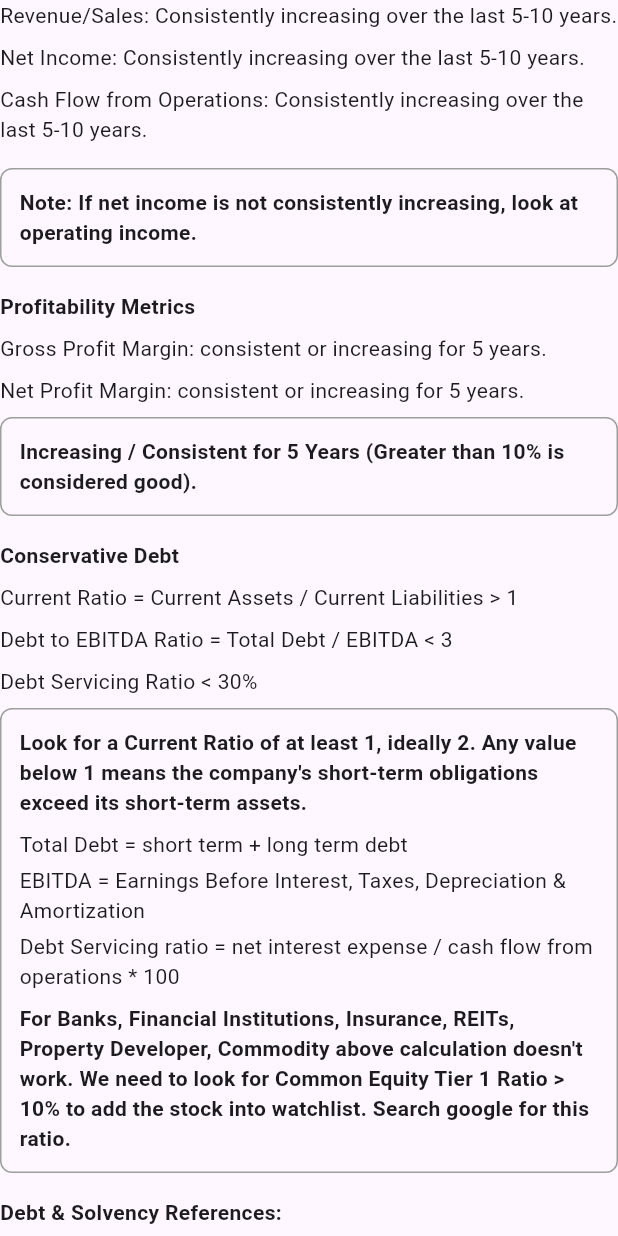
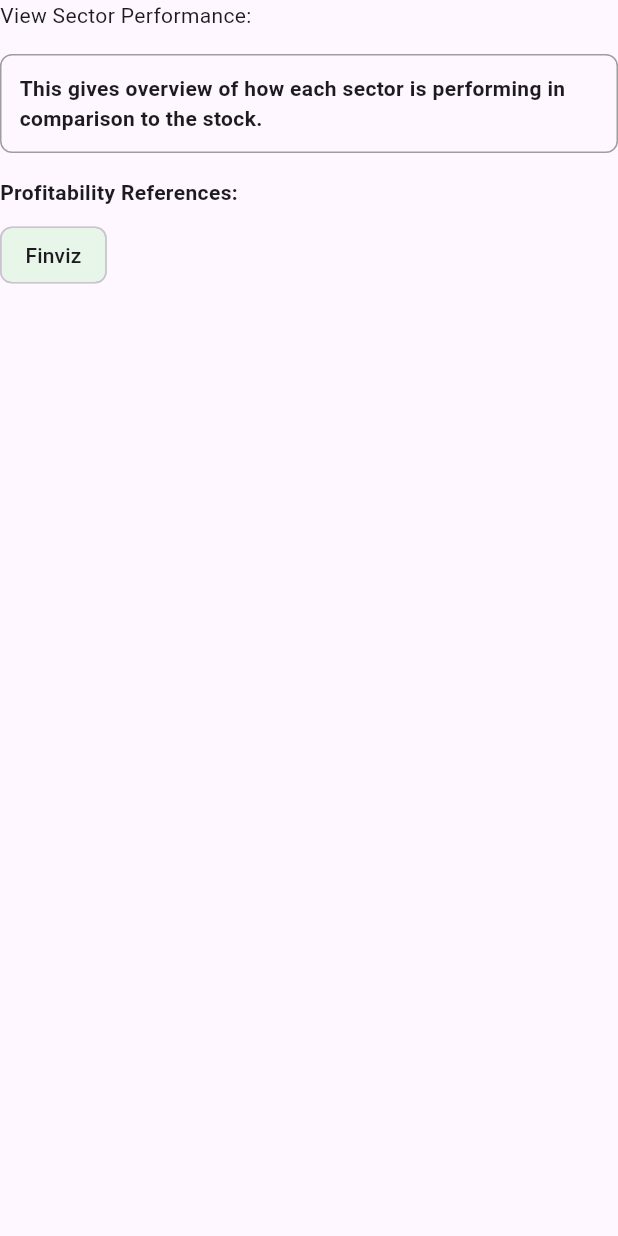
Before and after one commit to lamadipen/stock_analyzer, a Flutter app: the SectorComparisonContent widget shown alone on an empty page, opened directly with empty values, on a phone screen of 412 x 824 dp. Run offline on Flutter 3.47's test engine with Material 3 defaults, Android fonts, the phone set to English and light mode, and no system bars.

Commit message:
Added Sector comparision

```diff
--- a/stock_analyzer_app/lib/core/utils/ticker_links.dart
+++ b/stock_analyzer_app/lib/core/utils/ticker_links.dart
@@ -35,3 +35,8 @@ Map<String, String> buildDebtLinks(String ticker) {
         'https://stockanalysis.com/stocks/$upper/financials/ratios/',
   };
 }
+
+/// Profitability-focused deep-links
+Map<String, String> buildSectorComparisionLinks(String ticker) {
+  return {'Finviz': 'https://finviz.com/groups.ashx?g=sector&v=210&o=name'};
+}
--- a/stock_analyzer_app/lib/features/stock_analyzer/presentation/widgets/sector_comparison_content.dart
+++ b/stock_analyzer_app/lib/features/stock_analyzer/presentation/widgets/sector_comparison_content.dart
@@ -15,27 +15,14 @@ class SectorComparisonContent extends StatelessWidget {
 
   @override
   Widget build(BuildContext context) {
-    final finLinks = buildFinancialLinks(ticker);
-    final profLinks = buildProfitabilityLinks(ticker);
-    final debtLinks = buildDebtLinks(ticker);
+    final profLinks = buildSectorComparisionLinks(ticker);
 
     return Column(
       crossAxisAlignment: CrossAxisAlignment.start,
       children: [
         // ---- criteria ----
-        const Text(
-          'Revenue/Sales: Consistently increasing over the last 5-10 years.',
-        ),
-        const SizedBox(height: 8),
-        const Text(
-          'Net Income: Consistently increasing over the last 5-10 years.',
-        ),
-        const SizedBox(height: 8),
-        const Text(
-          'Cash Flow from Operations: Consistently increasing over the last 5-10 years.',
-        ),
+        const Text('View Sector Performance:'),
         const SizedBox(height: 16),
-
         // ---- note box ----
         Container(
           padding: const EdgeInsets.all(12),
@@ -44,125 +31,11 @@ class SectorComparisonContent extends StatelessWidget {
             borderRadius: BorderRadius.circular(8),
           ),
           child: const Text(
-            'Note: If net income is not consistently increasing, look at operating income.',
+            'This gives overview of how each sector is performing in comparison to the stock.',
             style: TextStyle(fontWeight: FontWeight.bold),
           ),
         ),
-
         const SizedBox(height: 16),
-
-        // ---- profitability metrics ----
-        const Text(
-          'Profitability Metrics',
-          style: TextStyle(fontWeight: FontWeight.w600),
-        ),
-        const SizedBox(height: 8),
-        const Text(
-          'Gross Profit Margin: consistent or increasing for 5 years.',
-        ),
-        const SizedBox(height: 8),
-        const Text('Net Profit Margin: consistent or increasing for 5 years.'),
-        const SizedBox(height: 8),
-        Container(
-          padding: const EdgeInsets.all(12),
-          decoration: BoxDecoration(
-            border: Border.all(color: Colors.grey),
-            borderRadius: BorderRadius.circular(8),
-          ),
-          child: const Text(
-            'Increasing / Consistent for 5 Years (Greater than 10% is considered good).',
-            style: TextStyle(fontWeight: FontWeight.bold),
-          ),
-        ),
-
-        const SizedBox(height: 16),
-
-        // ---- Conservative Debt section ----
-        const Text(
-          'Conservative Debt',
-          style: TextStyle(fontWeight: FontWeight.w600),
-        ),
-        const SizedBox(height: 8),
-        const Text('Current Ratio = Current Assets / Current Liabilities > 1'),
-        const SizedBox(height: 8),
-        const Text('Debt to EBITDA Ratio = Total Debt / EBITDA < 3'),
-        const SizedBox(height: 8),
-        const Text('Debt Servicing Ratio < 30%'),
-        const SizedBox(height: 8),
-        Container(
-          padding: const EdgeInsets.all(12),
-          decoration: BoxDecoration(
-            border: Border.all(color: Colors.grey),
-            borderRadius: BorderRadius.circular(8),
-          ),
-          child: Column(
-            crossAxisAlignment: CrossAxisAlignment.start,
-            children: const [
-              Text(
-                'Look for a Current Ratio of at least 1, ideally 2. Any value below 1 means the company\'s short-term obligations exceed its short-term assets.',
-                style: TextStyle(fontWeight: FontWeight.bold),
-              ),
-              SizedBox(height: 8),
-              Text('Total Debt = short term + long term debt'),
-              SizedBox(height: 4),
-              Text(
-                'EBITDA = Earnings Before Interest, Taxes, Depreciation & Amortization',
-              ),
-              SizedBox(height: 4),
-              Text(
-                'Debt Servicing ratio = net interest expense / cash flow from operations * 100',
-              ),
-              SizedBox(height: 8),
-              Text(
-                'For Banks, Financial Institutions, Insurance, REITs, Property Developer, Commodity above calculation doesn\'t work. We need to look for Common Equity Tier 1 Ratio > 10% to add the stock into watchlist. Search google for this ratio.',
-                style: TextStyle(fontWeight: FontWeight.bold),
-              ),
-            ],
-          ),
-        ),
-
-        const SizedBox(height: 16),
-
-        // ---- debt & solvency references ----
-        const Text(
-          'Debt & Solvency References:',
-          style: TextStyle(fontWeight: FontWeight.w600),
-        ),
-        const SizedBox(height: 8),
-        Wrap(
-          spacing: 8,
-          runSpacing: 8,
-          children: debtLinks.entries.map((e) {
-            return ActionChip(
-              label: Text(e.key),
-              onPressed: () => _launch(e.value),
-              backgroundColor: Colors.orange.shade50,
-            );
-          }).toList(),
-        ),
-
-        const SizedBox(height: 16),
-
-        // ---- income statement references ----
-        const Text(
-          'Income Statement References:',
-          style: TextStyle(fontWeight: FontWeight.w600),
-        ),
-        const SizedBox(height: 8),
-        Wrap(
-          spacing: 8,
-          runSpacing: 8,
-          children: finLinks.entries.map((e) {
-            return ActionChip(
-              label: Text(e.key),
-              onPressed: () => _launch(e.value),
-              backgroundColor: Colors.blueGrey.shade50,
-            );
-          }).toList(),
-        ),
-
-        const SizedBox(height: 16),
-
         // ---- profitability references ----
         const Text(
           'Profitability References:',
```
